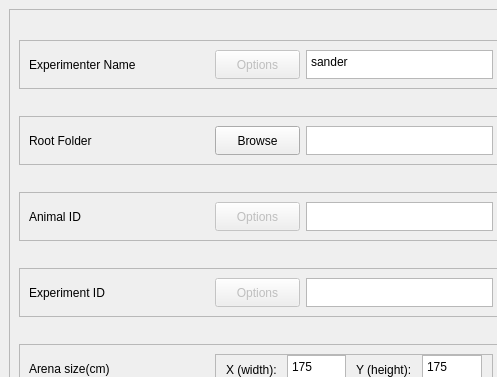
Above: RecordingManagerDesign.ui from Barry-lab/openEPhys_DACQ before the change; both pictures show x 0 to 497 and y 0 to 377 of the 835 by 610 pixel window. Below: the same form after it.
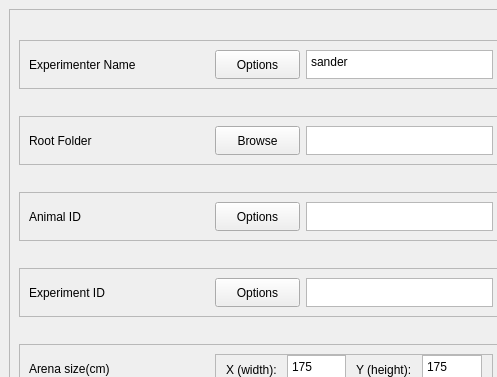
That is the form after the change.

Commit message: Implemented RecordingManager.py setting Options buttons and redesigned settings history search

```diff
--- a/RecordingManagerDesign.ui
+++ b/RecordingManagerDesign.ui
@@ -67,7 +67,7 @@
            <item>
             <widget class="QPushButton" name="pb_experimenter">
              <property name="enabled">
-              <bool>false</bool>
+              <bool>true</bool>
              </property>
              <property name="minimumSize">
               <size>
@@ -211,7 +211,7 @@
            <item>
             <widget class="QPushButton" name="pb_animal">
              <property name="enabled">
-              <bool>false</bool>
+              <bool>true</bool>
              </property>
              <property name="minimumSize">
               <size>
@@ -283,7 +283,7 @@
            <item>
             <widget class="QPushButton" name="pb_experiment">
              <property name="enabled">
-              <bool>false</bool>
+              <bool>true</bool>
              </property>
              <property name="minimumSize">
               <size>
```
Left out of the diff: 2 changed lines with no effect on the pictures. The commit also changes 2 other files.
